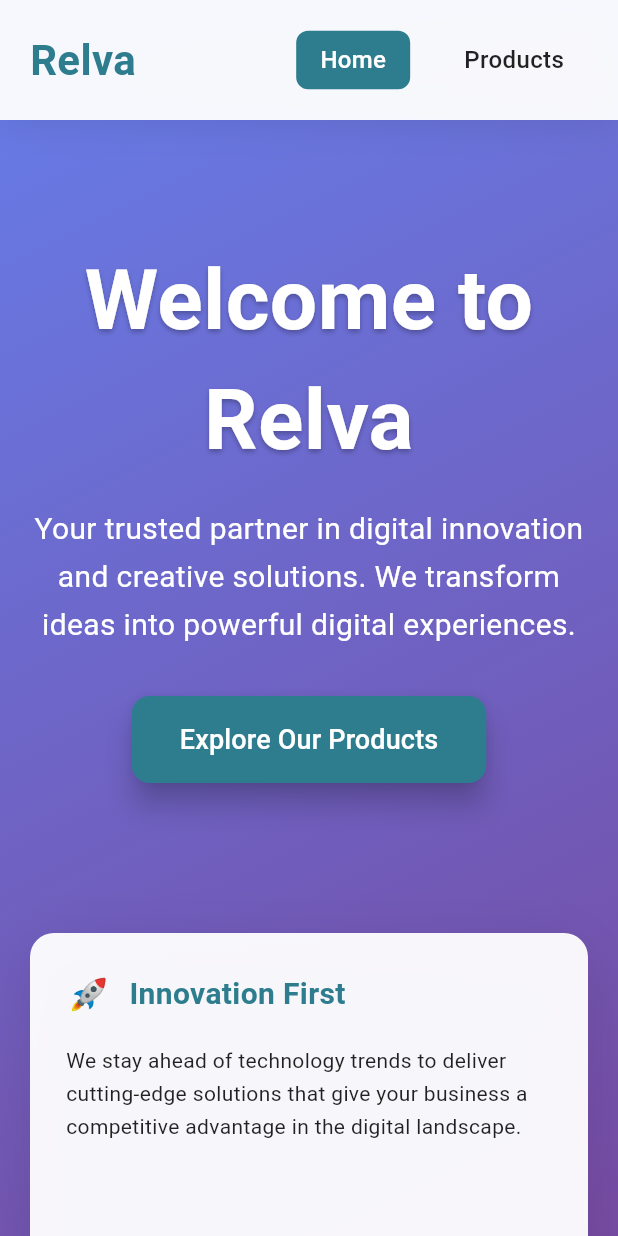
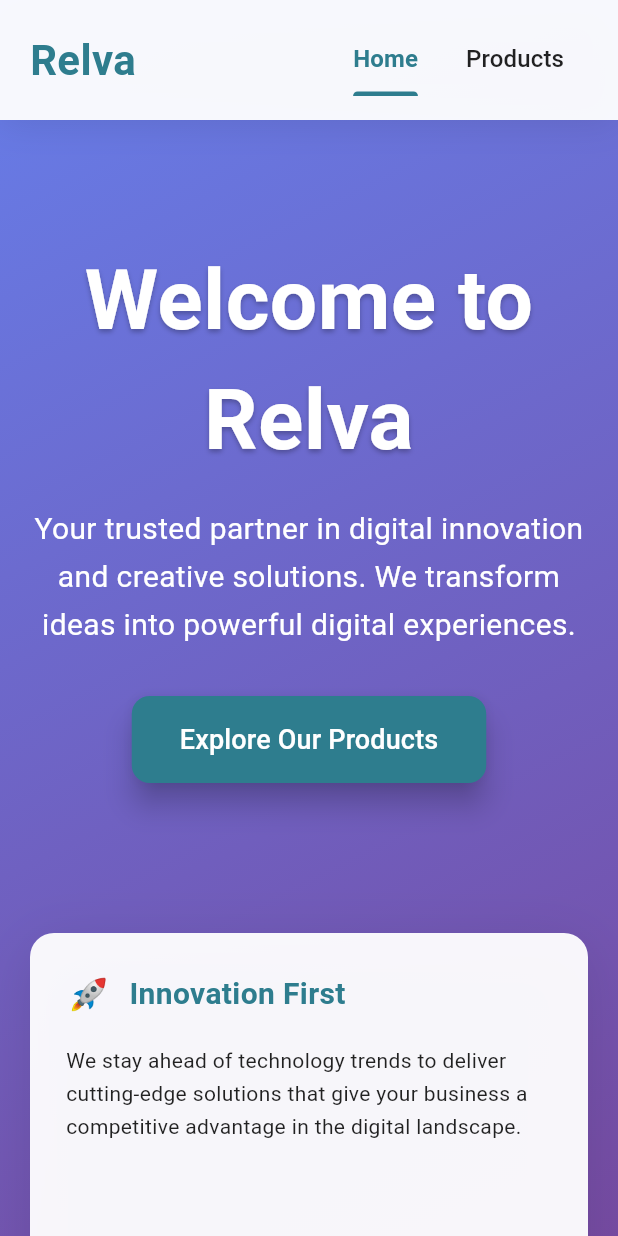
Before and after one commit to Vanilla-Nya/Relva_Studio_Web, a Flutter app: the screen it shows after launch, on a phone screen of 412 x 824 dp. Run offline on Flutter 3.47's test engine with Material 3 defaults, Android fonts, the light colour scheme and no system bars.

Commit message:
change navigation

```diff
--- a/relva_studio/lib/relvastudio/relva_main_page.dart
+++ b/relva_studio/lib/relvastudio/relva_main_page.dart
@@ -10,23 +10,16 @@ class RelvaMainPage extends StatefulWidget {
 }
 
 class _RelvaMainPageState extends State<RelvaMainPage> {
-  int selectedIndex = 0;
-
-  void _onMenuTap(int index) {
-    setState(() {
-      selectedIndex = index;
-    });
-  }
-
   void _navigateToProducts() {
-    setState(() {
-      selectedIndex = 1;
-    });
+    // Get the tab controller from DefaultTabController
+    DefaultTabController.of(context).animateTo(1);
   }
 
   @override
   Widget build(BuildContext context) {
-    return Scaffold(
+    return DefaultTabController(
+      length: 2,
+      child: Scaffold(
         body: Container(
           decoration: const BoxDecoration(
             gradient: LinearGradient(
@@ -39,11 +32,15 @@ class _RelvaMainPageState extends State<RelvaMainPage> {
             children: [
               _buildNavigation(),
               Expanded(
-              child: selectedIndex == 0
-                  ? RelvaHomePage(onNavigateToProducts: _navigateToProducts)
-                  : const RelvaProductPage(),
+                child: TabBarView(
+                  children: [
+                    RelvaHomePage(onNavigateToProducts: _navigateToProducts),
+                    const RelvaProductPage(),
+                  ],
+                ),
               ),
             ],
+          ),
         ),
       ),
     );
@@ -75,11 +72,23 @@ class _RelvaMainPageState extends State<RelvaMainPage> {
                 color: Color(0xFF2E7D8E),
               ),
             ),
-            Row(
-              children: [
-                _buildNavItem('Home', 0),
-                const SizedBox(width: 20),
-                _buildNavItem('Products', 1),
+            TabBar(
+              isScrollable: true,
+              dividerColor: Colors.transparent,
+              indicatorColor: const Color(0xFF2E7D8E),
+              labelColor: const Color(0xFF2E7D8E),
+              unselectedLabelColor: Colors.black87,
+              labelStyle: const TextStyle(
+                fontWeight: FontWeight.w600,
+                fontSize: 16,
+              ),
+              unselectedLabelStyle: const TextStyle(
+                fontWeight: FontWeight.w500,
+                fontSize: 16,
+              ),
+              tabs: const [
+                Tab(text: 'Home'),
+                Tab(text: 'Products'),
               ],
             ),
           ],
@@ -87,27 +96,4 @@ class _RelvaMainPageState extends State<RelvaMainPage> {
       ),
     );
   }
-
-  Widget _buildNavItem(String title, int index) {
-    final isSelected = selectedIndex == index;
-    return GestureDetector(
-      onTap: () => _onMenuTap(index),
-      child: AnimatedContainer(
-        duration: const Duration(milliseconds: 300),
-        padding: const EdgeInsets.symmetric(horizontal: 16, vertical: 8),
-        decoration: BoxDecoration(
-          color: isSelected ? const Color(0xFF2E7D8E) : Colors.transparent,
-          borderRadius: BorderRadius.circular(8),
-        ),
-        child: Text(
-          title,
-          style: TextStyle(
-            color: isSelected ? Colors.white : Colors.black87,
-            fontWeight: FontWeight.w500,
-            fontSize: 16,
-          ),
-        ),
-      ),
-    );
 }
-}
```
Lines whose indentation alone changed are shown as unchanged.
